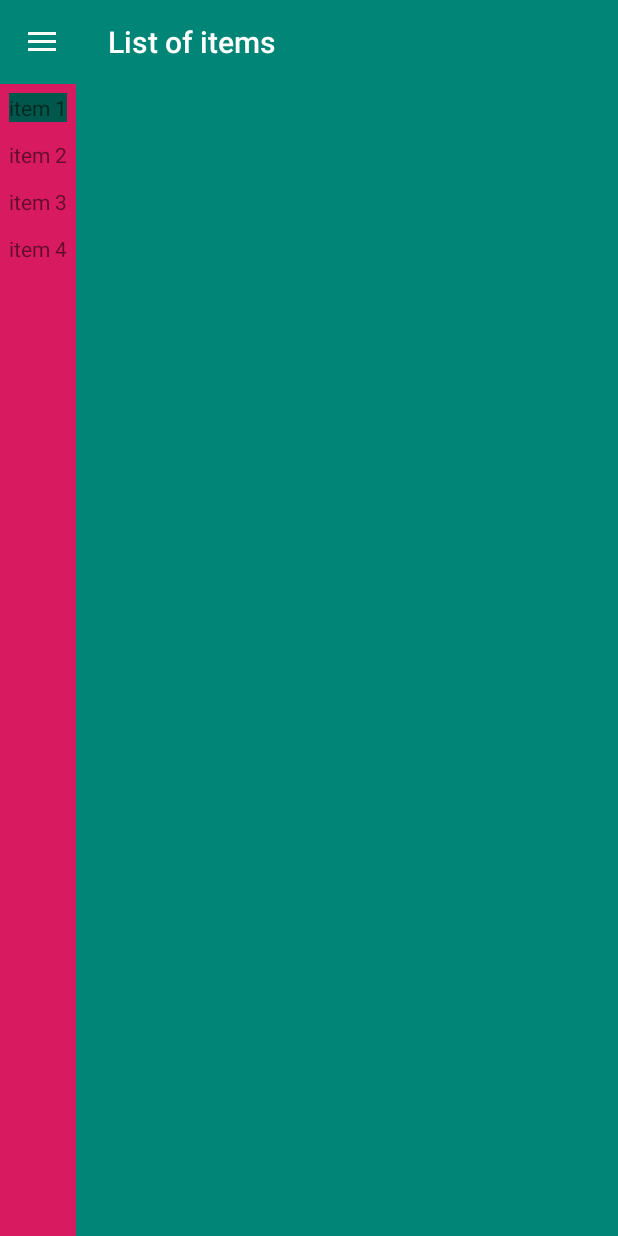
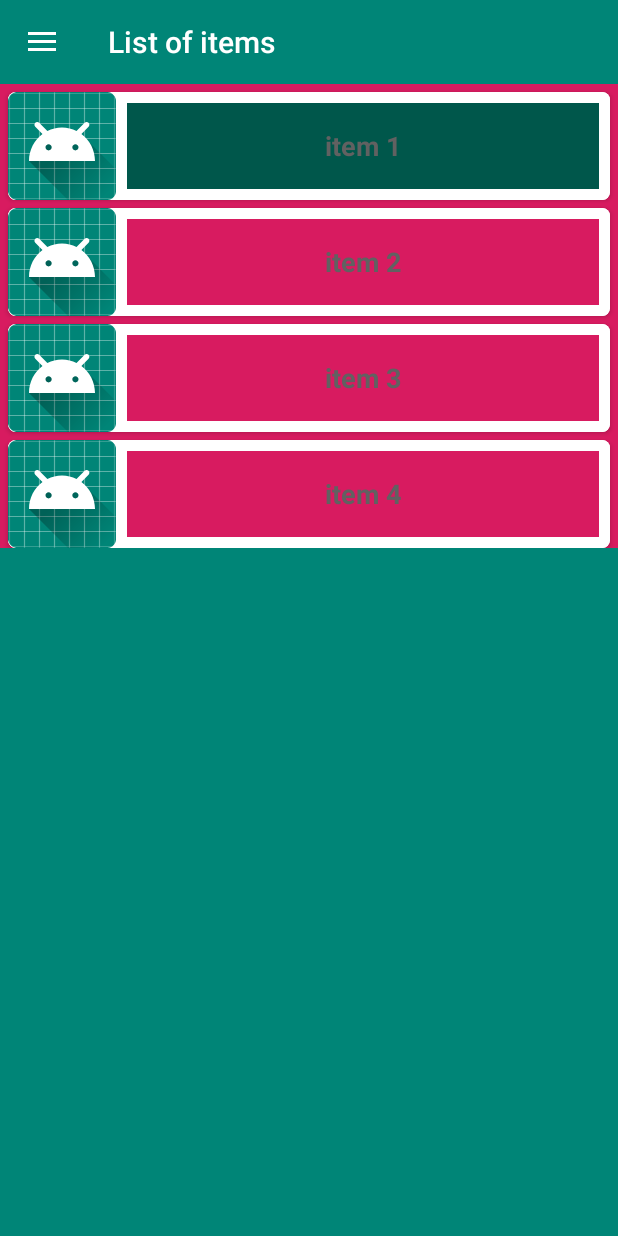
Before and after one commit to LuisMiguelAguirre/gmuichallenge, an Android app: the screen it shows after launch (MainActivity), on a phone screen of 412 x 824 dp. Run offline under Robolectric (Android 15) with nearby library versions, the phone set to English and light mode, and no system bars.

Commit message:
Adjust ui

```diff
--- a/app/src/main/java/com/example/gmchallenge/PortraitView.java
+++ b/app/src/main/java/com/example/gmchallenge/PortraitView.java
@@ -60,7 +60,6 @@ public class PortraitView implements NavigationView.OnNavigationItemSelectedList
 
     private void setupToolbarMenu() {
         toolbar = findViewById(R.id.toolbar);
-       // toolbar.setTitle("List of items");
     }
 
     public View getRootView() {
--- a/app/src/main/res/layout-land/activity_main.xml
+++ b/app/src/main/res/layout-land/activity_main.xml
@@ -7,12 +7,13 @@
 
     <include
         android:id="@+id/list_elements"
-        android:background="@color/colorAccent"
         layout="@layout/recyclerview_container"/>
 
     <include
         android:id="@+id/list_items"
         android:background="@color/colorPrimaryDark"
-        layout="@layout/recyclerview_container"/>
+        android:layout_width="match_parent"
+        layout="@layout/recyclerview_container"
+        android:layout_height="wrap_content" />
 
 </LinearLayout>
--- a/app/src/main/res/layout-port/activity_main.xml
+++ b/app/src/main/res/layout-port/activity_main.xml
@@ -1,6 +1,6 @@
 <?xml version="1.0" encoding="utf-8"?>
-<androidx.drawerlayout.widget.DrawerLayout xmlns:app="http://schemas.android.com/apk/res-auto"
-    xmlns:android="http://schemas.android.com/apk/res/android"
+<androidx.drawerlayout.widget.DrawerLayout xmlns:android="http://schemas.android.com/apk/res/android"
+    xmlns:app="http://schemas.android.com/apk/res-auto"
     android:id="@+id/drawer_layout"
     android:layout_width="match_parent"
     android:layout_height="match_parent"
@@ -10,25 +10,24 @@
 
 
     <LinearLayout
-            android:orientation="vertical"
         android:layout_width="wrap_content"
-            android:layout_height="wrap_content">
+        android:layout_height="wrap_content"
+        android:orientation="vertical">
 
         <include layout="@layout/toolbar" />
 
         <include
             android:id="@+id/list_items"
             layout="@layout/recyclerview_container"
-                android:background="@color/colorAccent" />
+            android:layout_width="match_parent"
+            android:layout_height="wrap_content" />
     </LinearLayout>
-
 
 
     <com.google.android.material.navigation.NavigationView
         android:id="@+id/navigation_view"
         android:layout_width="match_parent"
         android:layout_height="match_parent"
-            android:layout_gravity="start"
-            />
+        android:layout_gravity="start" />
 
 </androidx.drawerlayout.widget.DrawerLayout>
--- a/app/src/main/res/layout/item.xml
+++ b/app/src/main/res/layout/item.xml
@@ -1,16 +1,43 @@
 <?xml version="1.0" encoding="utf-8"?>
-<LinearLayout xmlns:android="http://schemas.android.com/apk/res/android"
+<androidx.cardview.widget.CardView xmlns:android="http://schemas.android.com/apk/res/android"
+    xmlns:app="http://schemas.android.com/apk/res-auto"
+    xmlns:tools="http://schemas.android.com/tools"
     android:layout_width="match_parent"
     android:layout_height="wrap_content"
-    xmlns:tools="http://schemas.android.com/tools"
+    android:layout_marginLeft="5dp"
+    android:layout_marginTop="5dp"
+    android:layout_marginRight="5dp"
+    android:background="?android:attr/selectableItemBackground"
+    android:elevation="5dp"
     android:orientation="vertical"
-    android:background="?android:attr/selectableItemBackground"
-    android:padding="6dp">
+    android:padding="6dp"
+    app:cardCornerRadius="5dp">
 
-    <TextView
-        tools:text="Item"
-        android:id="@+id/item_name"
-        android:layout_height="wrap_content"
-        android:layout_width="wrap_content" />
 
-</LinearLayout>
+    <LinearLayout
+        android:background="@android:color/white"
+        android:layout_width="match_parent"
+        android:layout_height="wrap_content">
+
+        <ImageView
+            android:src="@mipmap/ic_launcher_round"
+            android:layout_width="wrap_content"
+            android:layout_height="wrap_content" />
+
+        <TextView
+            android:id="@+id/item_name"
+            android:layout_width="0dp"
+            android:layout_height="match_parent"
+            android:layout_margin="7dp"
+            android:layout_weight="1"
+            android:gravity="center"
+            android:textColor="#616161"
+            android:textSize="18sp"
+            android:textStyle="bold"
+            tools:text="Item" />
+
+    </LinearLayout>
+
+
+
+</androidx.cardview.widget.CardView>
```
Lines whose indentation alone changed are shown as unchanged.
